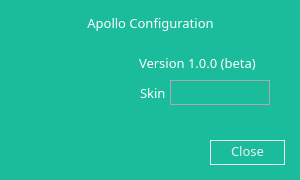
Old version of the form myWidgets/vtinfoform.ui in the repository yennhan1211/quadConfig.
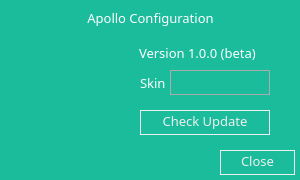
New version of the form. Icons and pictures are not drawn.

What changed in the file:
```diff
--- a/myWidgets/vtinfoform.ui
+++ b/myWidgets/vtinfoform.ui
@@ -22,7 +22,7 @@
    <property name="geometry">
     <rect>
      <x>10</x>
-     <y>10</y>
+     <y>5</y>
      <width>281</width>
      <height>25</height>
     </rect>
@@ -45,7 +45,7 @@
    <property name="geometry">
     <rect>
      <x>139</x>
-     <y>50</y>
+     <y>40</y>
      <width>151</width>
      <height>25</height>
     </rect>
@@ -91,8 +91,8 @@
   <widget class="QPushButton" name="btnCloseInfoForm">
    <property name="geometry">
     <rect>
-     <x>210</x>
-     <y>140</y>
+     <x>220</x>
+     <y>150</y>
      <width>75</width>
      <height>25</height>
     </rect>
@@ -124,7 +124,7 @@
    <property name="geometry">
     <rect>
      <x>170</x>
-     <y>80</y>
+     <y>70</y>
      <width>100</width>
      <height>25</height>
     </rect>
@@ -156,7 +156,7 @@
    <property name="geometry">
     <rect>
      <x>140</x>
-     <y>80</y>
+     <y>70</y>
      <width>30</width>
      <height>25</height>
     </rect>
@@ -172,6 +172,38 @@
     <string>Skin</string>
    </property>
   </widget>
+  <widget class="QPushButton" name="btnCheckUpdate">
+   <property name="geometry">
+    <rect>
+     <x>140</x>
+     <y>110</y>
+     <width>130</width>
+     <height>25</height>
+    </rect>
+   </property>
+   <property name="styleSheet">
+    <string notr="true">QPushButton {
+    font-size:13px;
+	font-weight:normal;
+    background-color:transparent;
+	color:#efefef;
+    border:1px solid #efefef;
+	padding-bottom:3px;
+	font-family:UTM Avo;
+}
+
+QPushButton::hover {
+    background-color:#16a085;
+}
+
+QPushButton::pressed {
+    background-color:#2ecc71;
+}</string>
+   </property>
+   <property name="text">
+    <string>Check Update</string>
+   </property>
+  </widget>
  </widget>
  <resources/>
  <connections/>
```
